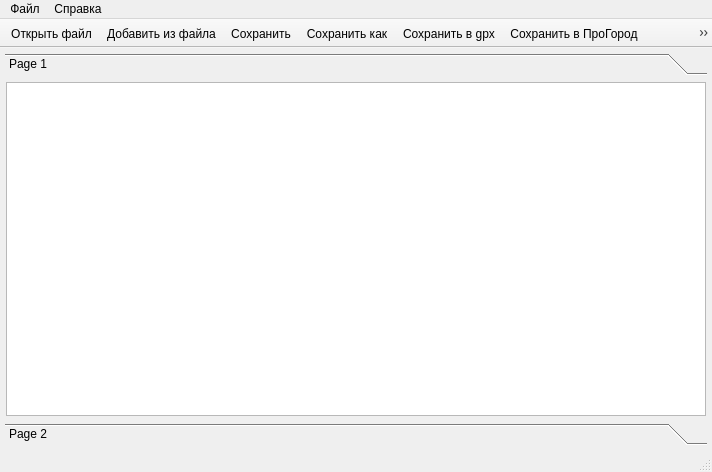
Qt form ui/mainwindow.ui (aunoor/pgsconverter) before a commit.
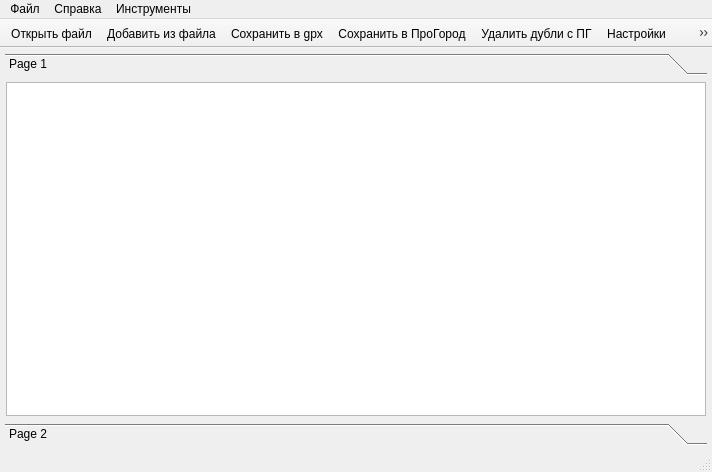
The same form after that commit. The open tabs and pages were chosen to show the change. Icons and pictures are not drawn.

Commit message:
Переделка интерфейса. Добавлена возможность удалять дубли загруженных точек.
Есть непойманный баг с редактированием точки.

```diff
--- a/ui/mainwindow.ui
+++ b/ui/mainwindow.ui
@@ -148,12 +148,11 @@
    </attribute>
    <addaction name="action_open_file"/>
    <addaction name="action_append_from_file"/>
-   <addaction name="action_save"/>
-   <addaction name="action_save_as"/>
    <addaction name="action_save_gpx"/>
    <addaction name="action_export_fav"/>
    <addaction name="action_remove_twins"/>
    <addaction name="actionConfigure"/>
+   <addaction name="action_remove_internal_twins"/>
    <addaction name="action_about_prog"/>
   </widget>
   <widget class="QMenuBar" name="menuBar">
@@ -185,8 +184,17 @@
     <addaction name="action_about_prog"/>
     <addaction name="action_about_Qt"/>
    </widget>
+   <widget class="QMenu" name="menu_3">
+    <property name="title">
+     <string>Инструменты</string>
+    </property>
+    <addaction name="action_remove_twins"/>
+    <addaction name="action_clone_point"/>
+    <addaction name="actionConfigure"/>
+   </widget>
    <addaction name="menu"/>
    <addaction name="menu_2"/>
+   <addaction name="menu_3"/>
   </widget>
   <action name="action_export_fav">
    <property name="icon">
@@ -329,7 +337,10 @@
      <normaloff>:/gui/icons/duplicate-icon.png</normaloff>:/gui/icons/duplicate-icon.png</iconset>
    </property>
    <property name="text">
-    <string>Удалить дубли</string>
+    <string>Удалить дубли с ПГ</string>
+   </property>
+   <property name="toolTip">
+    <string>Удаляет точки, похожие на точки из ПГ</string>
    </property>
   </action>
   <action name="actionConfigure">
@@ -338,7 +349,18 @@
      <normaloff>:/gui/icons/config-icon.png</normaloff>:/gui/icons/config-icon.png</iconset>
    </property>
    <property name="text">
-    <string>Configure</string>
+    <string>Настройки</string>
+   </property>
+   <property name="toolTip">
+    <string>Настройки</string>
+   </property>
+  </action>
+  <action name="action_remove_internal_twins">
+   <property name="text">
+    <string>Удалить дубли</string>
+   </property>
+   <property name="toolTip">
+    <string>Удаляет похожие точки</string>
    </property>
   </action>
  </widget>
```
Left out of the diff: 9 changed lines with no effect on the pictures. The commit also changes 9 other files.
